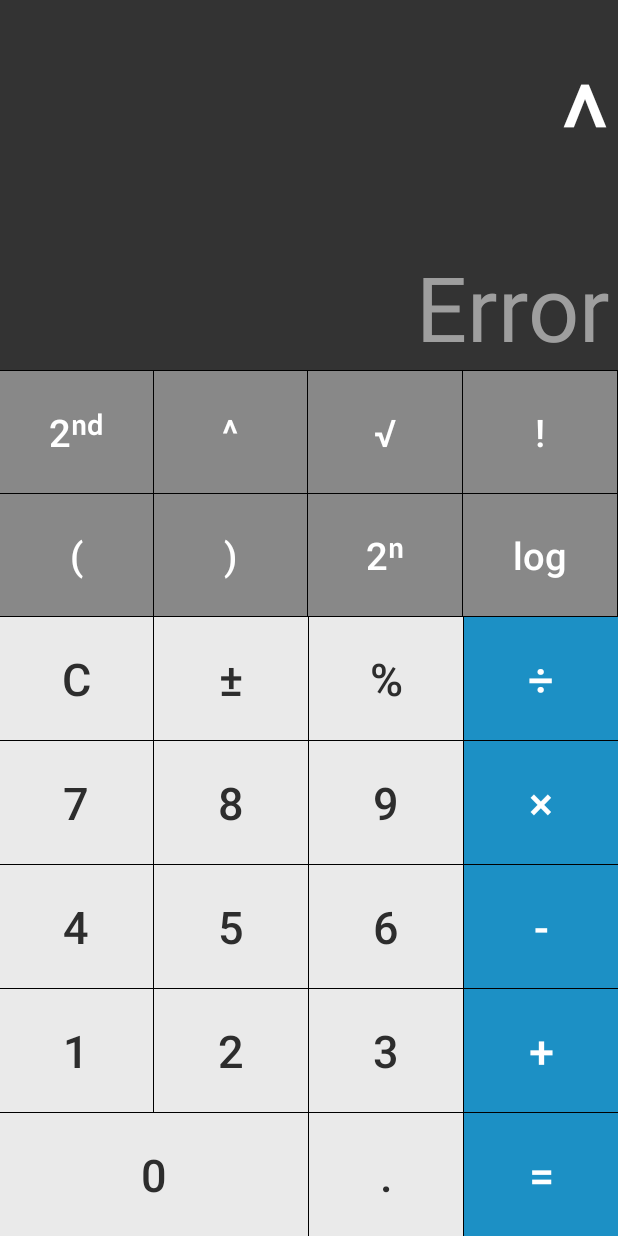
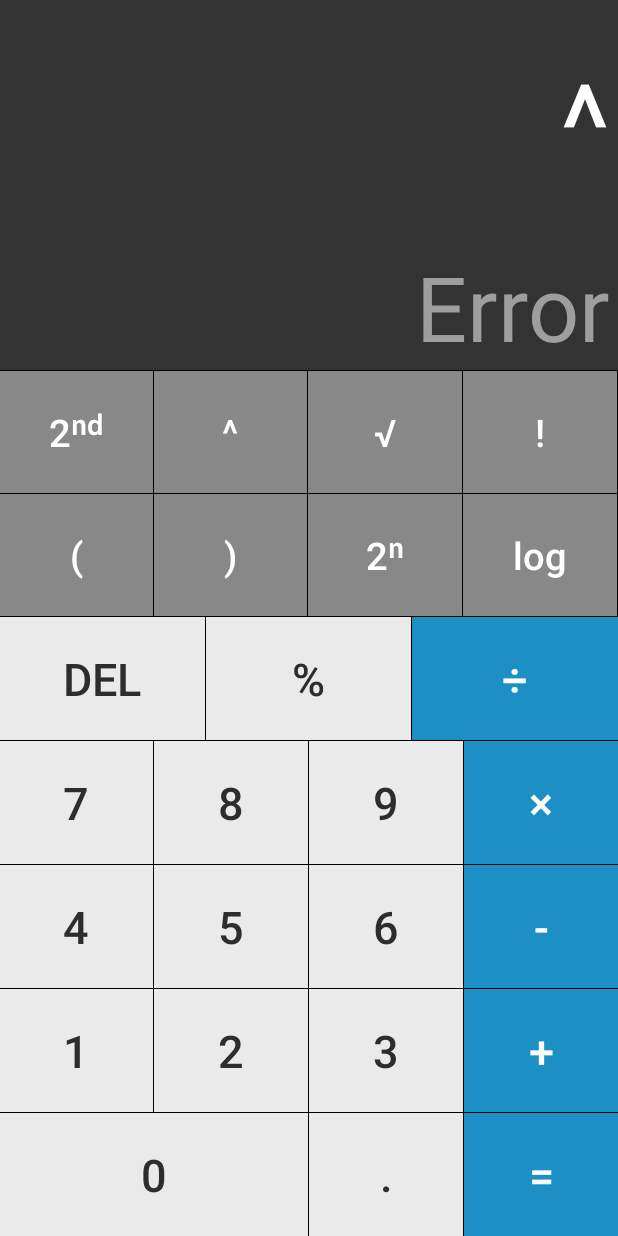
Before and after one commit to PopTudor/calculator-app, an Android app: the screen it shows after launch (MainActivity), after a tap on an icon or button, on a phone screen of 412 x 824 dp. Run offline under Robolectric (Android 15) with nearby library versions, the phone set to English and light mode, and no system bars; 1 statement that could not run was skipped.

Commit message:
changed erasing function

```diff
--- a/app/src/main/java/tudor/com/supercalc/MainActivityFragment.java
+++ b/app/src/main/java/tudor/com/supercalc/MainActivityFragment.java
@@ -4,6 +4,7 @@ import android.os.Bundle;
 import android.support.v4.app.Fragment;
 import android.text.Editable;
 import android.text.TextWatcher;
+import android.util.Log;
 import android.view.LayoutInflater;
 import android.view.MotionEvent;
 import android.view.View;
@@ -45,7 +46,6 @@ public class MainActivityFragment extends Fragment {
 	private Button mButtonBracketOpen;
 	private Button mButtonBracketClose;
 	private Button mButtonModulo;
-	private Button mButtonNegation;
 	private Button mButtonClear;
 
 	private Button mButtonLogarithm;
@@ -84,7 +84,6 @@ public class MainActivityFragment extends Fragment {
 		mButtonBracketOpen = (Button) view.findViewById(R.id.buttonBracketOpen);
 		mButtonBracketClose = (Button) view.findViewById(R.id.buttonBracketClose);
 		mButtonModulo = (Button) view.findViewById(R.id.buttonModulo);
-		mButtonNegation = (Button) view.findViewById(R.id.buttonNegation);
 		mButtonClear = (Button) view.findViewById(R.id.buttonClear);
 
 		mButtonLogarithm = (Button) view.findViewById(R.id.buttonLogarithm);
@@ -131,8 +130,6 @@ public class MainActivityFragment extends Fragment {
 				String s = (sequence.toString());
 				s = PrepareString.operatorMapping(s);
 
-				if (!s.equals("") && s != null) {
-					Expression expression;
 				//todo move these in a new class
 				Operator factorial = new Operator("!", 1, true, Operator.PRECEDENCE_POWER + 1) {
 					@Override
@@ -163,6 +160,8 @@ public class MainActivityFragment extends Fragment {
 					}
 				};
 
+				if (!s.equals("") && s != null) {
+					Expression expression;
 					try { // try default evaluation
 						expression = new ExpressionBuilder(s)
 								.operator(factorial)
@@ -193,7 +192,8 @@ public class MainActivityFragment extends Fragment {
 					} catch (Exception e1) {
 						mTextViewResult.setText("Error");
 					}
-				}
+				}else
+					mTextViewResult.setText("");
 			}
 
 			@Override
@@ -299,22 +299,21 @@ public class MainActivityFragment extends Fragment {
 			}
 		});
 
-		mButtonNegation.setOnClickListener(new View.OnClickListener() {
-			@Override
-			public void onClick(View v) {
-				char charAtZero = mTextViewResult.getText().charAt(0);
-				if (charAtZero != '-')
-					mTextViewResult.setText("-" + mTextViewResult.getText());
-				else if (charAtZero == '-')
-					mTextViewResult.setText(mTextViewResult.getText().subSequence(1, mTextViewResult.getText().length()));
-			}
-		});
-
 		mButtonClear.setOnClickListener(new View.OnClickListener() {
 			@Override
 			public void onClick(View v) {
+				String s = mTextViewDetail.getText().toString();
+				String s1 = mTextViewResult.getText().toString();
+				if (s.length()>0)
+					mTextViewDetail.setText(s.substring(0, s.length() - 1));
+			}
+		});
+		mButtonClear.setOnLongClickListener(new View.OnLongClickListener() {
+			@Override
+			public boolean onLongClick(View v) {
 				mTextViewDetail.setText("");
 				mTextViewResult.setText("");
+				return false;
 			}
 		});
 	}
--- a/app/src/main/res/layout/fragment_main.xml
+++ b/app/src/main/res/layout/fragment_main.xml
@@ -184,16 +184,6 @@
                     android:layout_weight="1"
                     android:gravity="center"
                     android:text="@string/clear"
-                    style="@style/middleNumbers"
-                    />
-
-                <Button
-                    android:id="@+id/buttonNegation"
-                    android:layout_width="0dp"
-                    android:layout_height="match_parent"
-                    android:layout_weight="1"
-                    android:gravity="center"
-                    android:text="@string/pozNeg"
                     style="@style/middleNumbers"
                     />
 
--- a/app/src/main/res/values/strings.xml
+++ b/app/src/main/res/values/strings.xml
@@ -2,7 +2,7 @@
     <string name="app_name">SuperCalc</string>
     <string name="action_settings">Settings</string>
 
-    <string name="clear">C</string>
+    <string name="clear">DEL</string>
     <string name="pozNeg">±</string>
     <string name="plus">+</string>
     <string name="minus">-</string>
```
Also changed, not shown: app/src/main/java/tudor/com/supercalc/PrepareString.java (+1 -6 lines). Lines whose indentation alone changed are shown as unchanged.
